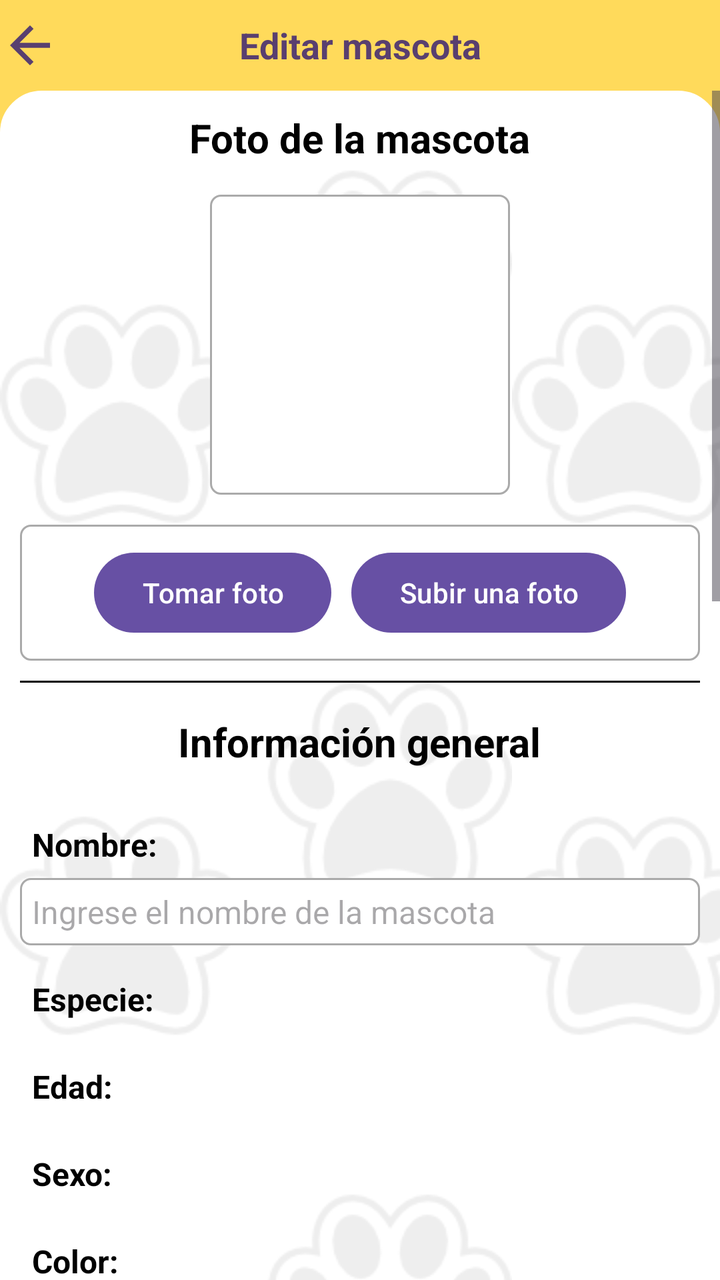
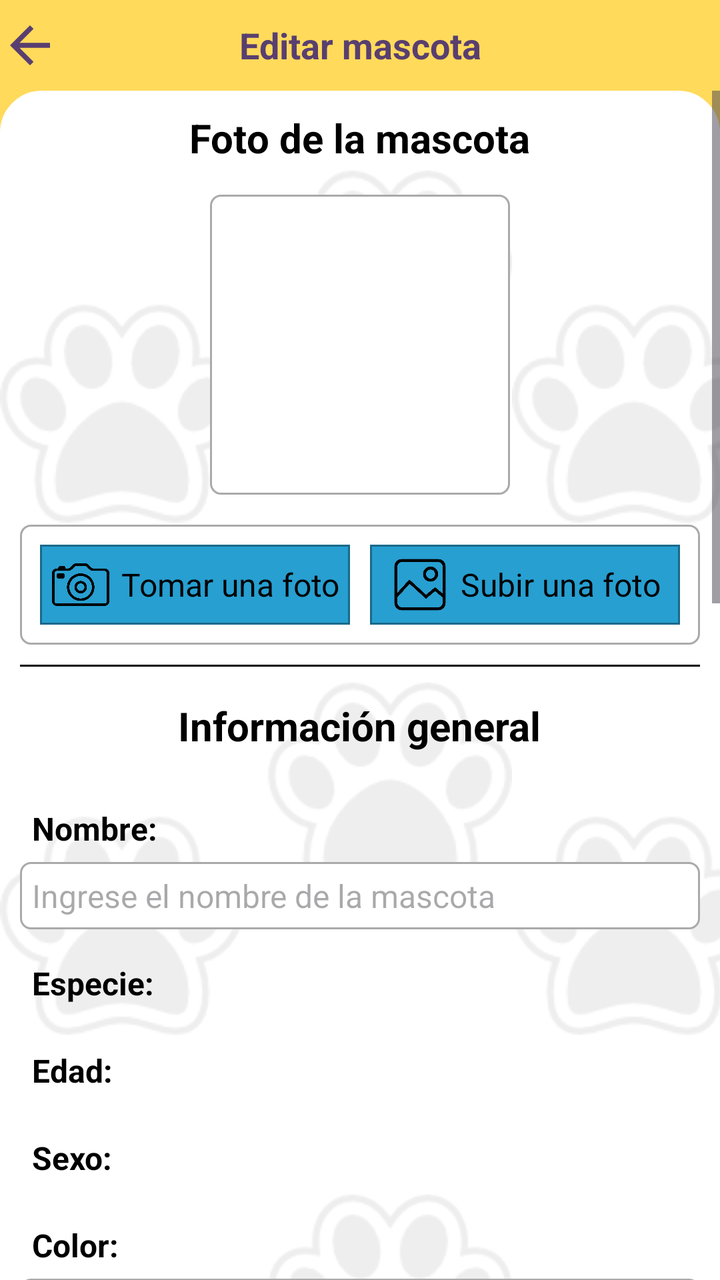

The first picture is an Android layout as it rendered before a commit; the second is the same layout after the commit. The layout source and the unified diff follow.
<!-- AndroidManifest.xml: application theme Theme.TIC_PV -->
<!-- res/layout/activity_editar_mascota.xml -->
<?xml version="1.0" encoding="utf-8"?>
<RelativeLayout xmlns:android="http://schemas.android.com/apk/res/android"
    xmlns:app="http://schemas.android.com/apk/res-auto"
    xmlns:tools="http://schemas.android.com/tools"
    android:id="@+id/main"
    android:layout_width="match_parent"
    android:layout_height="match_parent"
    android:fitsSystemWindows="true"
    android:fillViewport="true"
    android:focusableInTouchMode="true"
    tools:context=".Vista.EditarMascotaActivity"
    android:background="@color/yellow">

    <RelativeLayout
        android:layout_width="match_parent"
        android:layout_height="wrap_content"
        android:id="@+id/lYSuperiorEditarMascota"
        android:background="@color/yellow"
        android:orientation="horizontal">

        <ImageView
            android:layout_width="30dp"
            android:layout_height="30dp"
            android:id="@+id/iVRegresarEditarMascota"
            android:layout_centerVertical="true"
            android:foreground="?android:attr/selectableItemBackgroundBorderless"
            android:background="@drawable/ic_retroceder"
            android:clickable="true"
            android:backgroundTint="@color/lila"/>

        <TextView
            android:layout_width="match_parent"
            android:layout_height="wrap_content"
            android:id="@+id/tVTituloEditarMascota"
            android:textSize="18sp"
            android:layout_centerVertical="true"
            android:textAlignment="center"
            android:textStyle="bold"
            android:textColor="@color/lila"
            android:text="Editar mascota"/>

        <View
            android:id="@+id/viewTituloEditarMascota"
            android:layout_width="match_parent"
            android:layout_height="1dp"
            android:layout_marginTop="20dp"
            android:layout_below="@+id/tVTituloEditarMascota"
            android:background="@color/yellow" />

    </RelativeLayout>

    <FrameLayout
        android:layout_width="match_parent"
        android:layout_height="match_parent"
        android:layout_below="@+id/lYSuperiorEditarMascota">

        <ScrollView
            android:layout_width="match_parent"
            android:layout_height="match_parent"
            android:id="@+id/scrollEditarMascota">

            <RelativeLayout
                android:layout_width="match_parent"
                android:layout_height="wrap_content"
                android:padding="10dp"
                android:background="@drawable/bordes_fragment">

                <TextView
                    android:layout_width="wrap_content"
                    android:layout_height="wrap_content"
                    android:layout_centerHorizontal="true"
                    android:id="@+id/tVEncFotoMascotaEditar"
                    android:text="Foto de la mascota"
                    android:textSize="20sp"
                    android:textColor="@color/black"
                    android:layout_marginBottom="15dp"
                    android:textStyle="bold"/>

                <ImageView
                    android:layout_width="150dp"
                    android:layout_height="150dp"
                    android:id="@+id/iVFotoMascotaEditar"
                    android:layout_below="@id/tVEncFotoMascotaEditar"
                    android:background="@drawable/border"
                    android:padding="10dp"
                    android:layout_centerHorizontal="true"/>

                <LinearLayout
                    android:layout_width="match_parent"
                    android:layout_height="wrap_content"
                    android:id="@+id/lYBotonesEditarFotoMascota"
                    android:orientation="horizontal"
                    android:layout_marginTop="15dp"
                    android:background="@drawable/border"
                    android:padding="10dp"
                    android:layout_below="@+id/iVFotoMascotaEditar"
                    android:gravity="center">

                    
                    <Button
                        android:id="@+id/btnTomarFotoMascotaEditar"
                        android:layout_width="wrap_content"
                        android:layout_height="wrap_content"
                        android:text="Tomar foto"
                        android:layout_marginEnd="5dp"/>

                    
                    <Button
                        android:id="@+id/btnSeleccionarFotoMascotaEditar"
                        android:layout_width="wrap_content"
                        android:layout_height="wrap_content"
                        android:layout_marginStart="5dp"
                        android:text="Subir una foto" />

                </LinearLayout>

                <View
                    android:id="@+id/viewSeparadorEditarMascota"
                    android:layout_width="match_parent"
                    android:layout_height="1dp"
                    android:background="@color/black"
                    android:layout_marginTop="10dp"
                    android:layout_marginBottom="10dp"
                    android:layout_below="@id/lYBotonesEditarFotoMascota"/>

                <TextView
                    android:id="@+id/tVEncabezadoDetallesMascota"
                    android:layout_width="wrap_content"
                    android:layout_height="wrap_content"
                    android:layout_below="@id/viewSeparadorEditarMascota"
                    android:padding="6dp"
                    android:text="Información general"
                    android:layout_centerHorizontal="true"
                    android:textColor="@color/black"
                    android:textStyle="bold"
                    android:layout_marginBottom="15dp"
                    android:textSize="20sp" />
                <TextView
                    android:id="@+id/tVNombreMascotaEditar"
                    android:layout_width="match_parent"
                    android:layout_height="wrap_content"
                    android:layout_below="@id/tVEncabezadoDetallesMascota"
                    android:padding="6dp"
                    android:text="Nombre:"
                    android:textColor="@color/black"
                    android:textStyle="bold"
                    android:textSize="16sp" />

                <EditText
                    android:id="@+id/eTEditarNombreMascota"
                    android:layout_width="match_parent"
                    android:layout_height="wrap_content"
                    android:layout_below="@id/tVNombreMascotaEditar"
                    android:layout_marginTop="0dp"
                    android:background="@drawable/border"
                    android:ems="10"
                    android:hint="Ingrese el nombre de la mascota"
                    android:inputType="text|textPersonName"
                    android:padding="6dp"
                    android:maxLength="50"
                    android:digits="abcdefghijklmnopqrstuvwxyzABCDEFGHIJKLMNOPQRSTUVWXYZáéíóúÁÉÍÓÚñÑ123456789 "
                    android:textSize="16sp" />

                <TextView
                    android:id="@+id/tVEspecieMascotaEditar"
                    android:layout_width="match_parent"
                    android:layout_height="wrap_content"
                    android:layout_below="@id/eTEditarNombreMascota"
                    android:focusable="true"
                    android:focusableInTouchMode="true"
                    android:layout_marginTop="10dp"
                    android:padding="6dp"
                    android:text="Especie:"
                    android:textColor="@color/black"
                    android:textStyle="bold"
                    android:textSize="16sp"/>

                <Spinner
                    android:layout_width="match_parent"
                    android:layout_height="wrap_content"
                    android:id="@+id/spEspecieMascotaEditar"
                    android:background="@drawable/border"
                    android:padding="0dp"
                    android:layout_below="@id/tVEspecieMascotaEditar"/>


                <TextView
                    android:id="@+id/tVEdadMascotaEditar"
                    android:layout_width="match_parent"
                    android:layout_height="wrap_content"
                    android:layout_below="@id/spEspecieMascotaEditar"
                    android:focusable="true"
                    android:focusableInTouchMode="true"
                    android:layout_marginTop="10dp"
                    android:padding="6dp"
                    android:text="Edad:"
                    android:textColor="@color/black"
                    android:textStyle="bold"
                    android:textSize="16sp"/>

                <Spinner
                    android:layout_width="match_parent"
                    android:layout_height="wrap_content"
                    android:id="@+id/spEdadMascotaEditar"
                    android:background="@drawable/border"
                    android:padding="0dp"
                    android:layout_below="@id/tVEdadMascotaEditar"/>

                <TextView
                    android:id="@+id/tVSexoMascotaEditar"
                    android:layout_width="match_parent"
                    android:layout_height="wrap_content"
                    android:layout_below="@id/spEdadMascotaEditar"
                    android:layout_marginTop="10dp"
                    android:focusable="true"
                    android:focusableInTouchMode="true"
                    android:padding="6dp"
                    android:text="Sexo:"
                    android:textColor="@color/black"
                    android:textSize="16sp"
                    android:textStyle="bold" />

                <Spinner
                    android:layout_width="match_parent"
                    android:layout_height="wrap_content"
                    android:id="@+id/spSexoMascotaEditar"
                    android:background="@drawable/border"
                    android:padding="0dp"
                    android:layout_below="@id/tVSexoMascotaEditar"/>

                <TextView
                    android:id="@+id/tVColorMascotaEditar"
                    android:layout_width="match_parent"
                    android:layout_height="wrap_content"
                    android:layout_marginTop="10dp"
                    android:layout_below="@id/spSexoMascotaEditar"
                    android:padding="6dp"
                    android:text="Color:"
                    android:textColor="@color/black"
                    android:textStyle="bold"
                    android:textSize="16sp" />

                <EditText
                    android:id="@+id/eTEditarColorMascota"
                    android:layout_width="match_parent"
                    android:layout_height="wrap_content"
                    android:layout_below="@id/tVColorMascotaEditar"
                    android:ems="10"
                    android:hint="Ingrese el color de la mascota"
                    android:inputType="text|textPersonName"
                    android:padding="6dp"
                    android:textSize="16sp"
                    android:maxLength="30"
                    android:digits="abcdefghijklmnopqrstuvwxyzABCDEFGHIJKLMNOPQRSTUVWXYZáéíóúÁÉÍÓÚñÑ "
                    android:background="@drawable/border"/>

                <TextView
                    android:id="@+id/tVRazaMascotaEditar"
                    android:layout_width="match_parent"
                    android:layout_height="wrap_content"
                    android:layout_marginTop="10dp"
                    android:layout_below="@id/eTEditarColorMascota"
                    android:padding="6dp"
                    android:text="Raza:"
                    android:textColor="@color/black"
                    android:textStyle="bold"
                    android:textSize="16sp" />

                <EditText
                    android:id="@+id/eTEditarRazaMascota"
                    android:layout_width="match_parent"
                    android:layout_height="wrap_content"
                    android:layout_below="@id/tVRazaMascotaEditar"
                    android:ems="10"
                    android:hint="Ingrese la raza de la mascota"
                    android:inputType="text|textPersonName"
                    android:padding="6dp"
                    android:textSize="16sp"
                    android:maxLength="50"
                    android:digits="abcdefghijklmnopqrstuvwxyzABCDEFGHIJKLMNOPQRSTUVWXYZáéíóúÁÉÍÓÚñÑ "
                    android:background="@drawable/border"/>

                <TextView
                    android:id="@+id/tvCaracterMascotaEditar"
                    android:layout_width="match_parent"
                    android:layout_height="wrap_content"
                    android:layout_below="@id/eTEditarRazaMascota"
                    android:layout_marginTop="10dp"
                    android:padding="6dp"
                    android:text="Carácter de la mascota:"
                    android:textColor="@color/black"
                    android:textStyle="bold"
                    android:textSize="16sp"/>

                <EditText
                    android:id="@+id/eTEditarCaracterMascota"
                    android:layout_width="match_parent"
                    android:layout_height="wrap_content"
                    android:layout_below="@id/tvCaracterMascotaEditar"
                    android:background="@drawable/border"
                    android:ems="10"
                    android:hint="Ejemplo: Luna es una cachorra juguetona y muy cariñosa. Le encanta correr y es perfecta para familias activas."
                    android:inputType="textMultiLine"
                    android:padding="6dp"
                    android:maxLength="150"
                    android:textSize="16sp" />

                <TextView
                    android:id="@+id/tVEsterilizacionMascotaEditar"
                    android:layout_width="match_parent"
                    android:layout_height="wrap_content"
                    android:layout_below="@id/eTEditarCaracterMascota"
                    android:layout_marginTop="10dp"
                    android:focusable="true"
                    android:focusableInTouchMode="true"
                    android:padding="6dp"
                    android:text="¿La mascota está esterilizada?:"
                    android:textColor="@color/black"
                    android:textStyle="bold"
                    android:textSize="16sp"/>

                <RadioGroup
                    android:id="@+id/rGEsterilizacionEditar"
                    android:layout_width="match_parent"
                    android:layout_height="wrap_content"
                    android:layout_below="@id/tVEsterilizacionMascotaEditar"
                    android:orientation="vertical">

                    <RadioButton
                        android:id="@+id/rBOpcionEsterilizadoEditar"
                        android:layout_width="match_parent"
                        android:layout_height="wrap_content"
                        android:layout_weight="1"
                        android:text="Sí"
                        android:textColor="@color/black"
                        android:textSize="16sp" />

                    <RadioButton
                        android:id="@+id/rBOpcionNoEsterilizadoEditar"
                        android:layout_width="match_parent"
                        android:layout_height="wrap_content"
                        android:layout_weight="1"
                        android:text="No"
                        android:textColor="@color/black"
                        android:textSize="16sp" />
                </RadioGroup>

                <TextView
                    android:id="@+id/tVFechaEsterilizacionMascotaEditar"
                    android:layout_width="match_parent"
                    android:layout_height="wrap_content"
                    android:layout_below="@id/rGEsterilizacionEditar"
                    android:layout_marginTop="10dp"
                    android:focusable="true"
                    android:focusableInTouchMode="true"
                    android:padding="6dp"
                    android:text="Fecha de esterilización:"
                    android:textColor="@color/black"
                    android:textStyle="bold"
                    android:textSize="16sp"/>

                <EditText
                    android:id="@+id/eTEditarFechaEsterilizacionMascota"
                    android:layout_width="match_parent"
                    android:layout_height="wrap_content"
                    android:layout_below="@id/tVFechaEsterilizacionMascotaEditar"
                    android:background="@drawable/border"
                    android:ems="10"
                    android:hint="Seleccione la fecha de esterilización"
                    android:focusable="false"
                    android:inputType="datetime|date"
                    android:padding="6dp"
                    android:textSize="16sp" />

                <TextView
                    android:id="@+id/tVDomicilioMascotaEditar"
                    android:layout_width="match_parent"
                    android:layout_height="wrap_content"
                    android:layout_below="@id/eTEditarFechaEsterilizacionMascota"
                    android:layout_marginTop="10dp"
                    android:focusable="true"
                    android:focusableInTouchMode="true"
                    android:padding="6dp"
                    android:text="Domicilio actual de la mascota:"
                    android:textColor="@color/black"
                    android:textStyle="bold"
                    android:textSize="16sp"/>

                <RadioGroup
                    android:id="@+id/rGDomicilioMascotaEditar"
                    android:layout_width="match_parent"
                    android:layout_height="wrap_content"
                    android:layout_below="@id/tVDomicilioMascotaEditar"
                    android:orientation="vertical">

                    <RadioButton
                        android:id="@+id/rBOpcionRefugioEditar"
                        android:layout_width="match_parent"
                        android:layout_height="wrap_content"
                        android:layout_weight="1"
                        android:text="Refugio"
                        android:textColor="@color/black"
                        android:textSize="16sp" />

                    <RadioButton
                        android:id="@+id/rBOpcionHogarTemporalEditar"
                        android:layout_width="match_parent"
                        android:layout_height="wrap_content"
                        android:layout_weight="1"
                        android:text="Hogar temporal (Voluntario)"
                        android:textColor="@color/black"
                        android:textSize="16sp" />

                </RadioGroup>

                <TextView
                    android:id="@+id/tVEditarHogarMascota"
                    android:layout_width="match_parent"
                    android:layout_height="wrap_content"
                    android:layout_below="@id/rGDomicilioMascotaEditar"
                    android:layout_marginTop="10dp"
                    android:focusable="true"
                    android:focusableInTouchMode="true"
                    android:padding="6dp"
                    android:text="Si selecciona 'Hogar Temporal', elija al voluntario con quien la mascota reside actualmente."
                    android:textColor="@color/black"
                    android:textStyle="italic"
                    android:textSize="16sp"/>

                <Spinner
                    android:layout_width="match_parent"
                    android:layout_height="wrap_content"
                    android:id="@+id/spHogarTemporalEditar"
                    android:background="@drawable/border"
                    android:contextClickable="false"
                    android:padding="0dp"
                    android:layout_below="@id/tVEditarHogarMascota"/>

                <Button
                    android:id="@+id/btnGuardarCambiosMascota"
                    android:layout_width="wrap_content"
                    android:layout_height="wrap_content"
                    android:layout_below="@id/spHogarTemporalEditar"
                    android:layout_marginTop="30dp"
                    android:layout_marginBottom="30dp"
                    android:layout_centerHorizontal="true"
                    android:text="GUARDAR"
                    android:textStyle="bold"
                    android:textSize="12sp" />

            </RelativeLayout>

        </ScrollView>

        <LinearLayout
            android:layout_width="match_parent"
            android:layout_height="match_parent"
            android:id="@+id/lLBarraProgresoEditarMascota"
            android:orientation="vertical"
            android:gravity="center"
            android:padding="20dp"
            android:visibility="gone"
            android:background="@color/white"
            android:layout_gravity="center">

            <ProgressBar
                android:id="@+id/barraProgresoEditarMascota"
                android:layout_width="wrap_content"
                android:layout_height="wrap_content"
                style="?android:attr/progressBarStyleLarge"
                android:elevation="10dp"
                android:indeterminateTint="@color/lila"
                android:visibility="visible"/>

            <TextView
                android:layout_width="wrap_content"
                android:layout_height="wrap_content"
                android:textAlignment="center"
                android:textStyle="bold"
                android:textColor="@color/lila"
                android:text="Guardando, por favor espere..."/>
        </LinearLayout>

    </FrameLayout>

</RelativeLayout>
<!-- resources referenced by this layout -->
<resources>
  <color name="black">#FF000000</color>
  <color name="lila">#593f6f</color>
  <color name="white">#FFFFFFFF</color>
  <color name="yellow">#ffda5b</color>
  <!-- drawable border (drawable) -->
  <?xml version="1.0" encoding="utf-8"?>
  <shape xmlns:android="http://schemas.android.com/apk/res/android">
      
      <solid android:color="#FFFFFF"/>
  
      
      <stroke android:width="1dp" android:color="#AAAAAA"/>
  
      
      <corners android:radius="5dp"/>
  </shape>
  <!-- drawable bordes_fragment (drawable) -->
  <?xml version="1.0" encoding="utf-8"?>
  <layer-list xmlns:android="http://schemas.android.com/apk/res/android">
  
      
      <item>
          <shape android:shape="rectangle">
              <solid android:color="#FFFFFF" />
  
              
              <corners
                  android:topLeftRadius="20dp"
                  android:topRightRadius="20dp" />
  
              <stroke
                  android:width="2dp"
                  android:color="#FFFFFF" />
          </shape>
      </item>
  
      
      <item>
          <bitmap
              android:src="@drawable/huellitas"
              android:tileMode="repeat"
              android:gravity="center"
              android:tint="@android:color/darker_gray"
              android:alpha="0.2"/> 
      </item>
  
  </layer-list>
  <!-- drawable ic_retroceder (drawable) -->
  <vector xmlns:android="http://schemas.android.com/apk/res/android" android:autoMirrored="true" android:height="24dp" android:tint="#FFFFFF" android:viewportHeight="24" android:viewportWidth="24" android:width="24dp">
        
      <path android:fillColor="@android:color/white" android:pathData="M20,11H7.83l5.59,-5.59L12,4l-8,8 8,8 1.41,-1.41L7.83,13H20v-2z"/>
      
  </vector>
  <style name="Theme.TIC_PV" parent="Base.Theme.TIC_PV" />
  <!-- drawable huellitas: png bitmap (drawable, 6949 bytes) -->
  <style name="Base.Theme.TIC_PV" parent="Theme.Material3.DayNight.NoActionBar">
          
          
  
  
  
  
  
  
  
  
      </style>
</resources>

<!-- the commit's change to res/layout/activity_editar_mascota.xml (unified diff, before → after) -->
@@ -97,20 +97,68 @@
                     android:gravity="center">
 
                     
-                    <Button
+                    <LinearLayout
                         android:id="@+id/btnTomarFotoMascotaEditar"
-                        android:layout_width="wrap_content"
-                        android:layout_height="wrap_content"
-                        android:text="Tomar foto"
-                        android:layout_marginEnd="5dp"/>
+                        android:layout_width="0dp"
+                        android:layout_weight="1"
+                        android:layout_height="match_parent"
+                        android:layout_marginEnd="5dp"
+                        android:orientation="horizontal"
+                        android:padding="5dp"
+                        android:gravity="center"
+                        android:focusable="true"
+                        android:clickable="true"
+                        android:backgroundTint="@color/celeste"
+                        android:backgroundTintMode="multiply"
+                        android:foreground="?android:attr/selectableItemBackgroundBorderless"
+                        android:background="@drawable/borde_cuadrado">
+
+                        <ImageView
+                            android:layout_width="30dp"
+                            android:layout_height="30dp"
+                            android:background="@drawable/ic_camara" />
+
+                        <TextView
+                            android:layout_width="wrap_content"
+                            android:layout_height="wrap_content"
+                            android:layout_marginStart="5dp"
+                            android:text="Tomar una foto"
+                            android:textAlignment="center"
+                            android:textColor="@color/black"
+                            android:textSize="16sp" />
+                    </LinearLayout>
 
                     
-                    <Button
+                    <LinearLayout
                         android:id="@+id/btnSeleccionarFotoMascotaEditar"
-                        android:layout_width="wrap_content"
-                        android:layout_height="wrap_content"
+                        android:layout_width="0dp"
+                        android:layout_weight="1"
+                        android:layout_height="match_parent"
                         android:layout_marginStart="5dp"
-                        android:text="Subir una foto" />
+                        android:orientation="horizontal"
+                        android:padding="5dp"
+                        android:gravity="center"
+                        android:focusable="true"
+                        android:clickable="true"
+                        android:backgroundTint="@color/celeste"
+                        android:backgroundTintMode="multiply"
+                        android:foreground="?android:attr/selectableItemBackgroundBorderless"
+                        android:background="@drawable/borde_cuadrado">
+
+                        <ImageView
+                            android:layout_width="30dp"
+                            android:layout_height="30dp"
+                            android:background="@drawable/ic_galeria" />
+
+                        <TextView
+                            android:layout_width="wrap_content"
+                            android:layout_height="wrap_content"
+                            android:layout_marginStart="5dp"
+                            android:text="Subir una foto"
+                            android:textAlignment="center"
+                            android:textColor="@color/black"
+                            android:textSize="16sp" />
+                    </LinearLayout>
 
                 </LinearLayout>
 
@@ -436,17 +484,30 @@
                     android:padding="0dp"
                     android:layout_below="@id/tVEditarHogarMascota"/>
 
-                <Button
+                <LinearLayout
                     android:id="@+id/btnGuardarCambiosMascota"
-                    android:layout_width="wrap_content"
+                    android:layout_width="match_parent"
                     android:layout_height="wrap_content"
                     android:layout_below="@id/spHogarTemporalEditar"
                     android:layout_marginTop="30dp"
                     android:layout_marginBottom="30dp"
-                    android:layout_centerHorizontal="true"
-                    android:text="GUARDAR"
-                    android:textStyle="bold"
-                    android:textSize="12sp" />
+                    android:background="@drawable/border"
+                    android:backgroundTint="@color/lila"
+                    android:clickable="true"
+                    android:focusable="true"
+                    android:foreground="?android:attr/selectableItemBackground"
+                    android:gravity="center"
+                    android:orientation="horizontal"
+                    android:padding="14dp">
+
+                    <TextView
+                        android:layout_width="wrap_content"
+                        android:layout_height="wrap_content"
+                        android:text="GUARDAR"
+                        android:textColor="@color/white"
+                        android:textSize="17sp"
+                        android:textStyle="bold" />
+                </LinearLayout>
 
             </RelativeLayout>
 
<!-- resource entries referenced after the edit -->
@@ -1,9 +1,19 @@
 <!-- resources referenced by this layout -->
 <resources>
   <color name="black">#FF000000</color>
+  <color name="celeste">#279fd1</color>
   <color name="lila">#593f6f</color>
   <color name="white">#FFFFFFFF</color>
   <color name="yellow">#ffda5b</color>
+  <!-- drawable borde_cuadrado (drawable) -->
+  <?xml version="1.0" encoding="utf-8"?>
+  <shape xmlns:android="http://schemas.android.com/apk/res/android">
+      
+      <solid android:color="#FFFFFF"/>
+  
+      
+      <stroke android:width="1dp" android:color="#AAAAAA"/>
+  </shape>
   <!-- drawable border (drawable) -->
   <?xml version="1.0" encoding="utf-8"?>
   <shape xmlns:android="http://schemas.android.com/apk/res/android">
@@ -47,6 +57,8 @@
       </item>
   
   </layer-list>
+  <!-- drawable ic_camara: png bitmap (drawable, 8394 bytes) -->
+  <!-- drawable ic_galeria: png bitmap (drawable, 6970 bytes) -->
   <!-- drawable ic_retroceder (drawable) -->
   <vector xmlns:android="http://schemas.android.com/apk/res/android" android:autoMirrored="true" android:height="24dp" android:tint="#FFFFFF" android:viewportHeight="24" android:viewportWidth="24" android:width="24dp">
         
